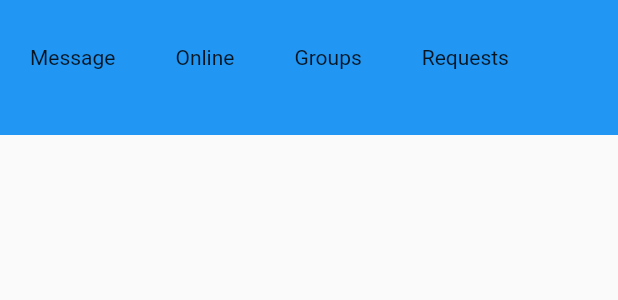
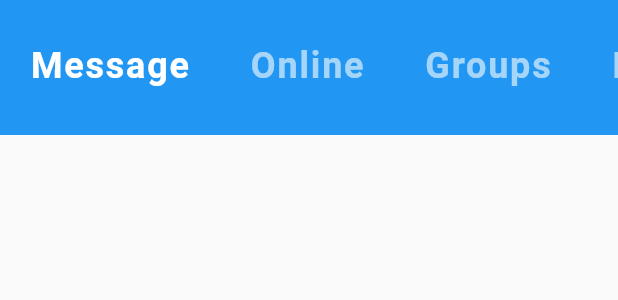
Before and after one commit to shrestha24/sign_in_page, a Flutter app: the CategorySelector widget shown alone on an empty page, opened directly, on a phone screen of 412 x 824 dp. Shown: the top 300 px of the screen. Run offline on Flutter 3.47's test engine with Material 2 defaults, Android fonts, the phone set to English and light mode, and no system bars; our stand-ins replace firebase_auth; missing offline and left inert: dart:html; accounts and stored records are empty.

```diff
--- a/lib/widgets/category_selector.dart
+++ b/lib/widgets/category_selector.dart
@@ -14,17 +14,31 @@ class _CategorySelectorState extends State<CategorySelector> {
   Widget build(BuildContext context) {
     return Container(
       height: 90.0,
-      color: Colors.blue,
+      color: Theme.of(context).primaryColor,
       child: ListView.builder(
         scrollDirection: Axis.horizontal,
           itemCount: categories.length,
           itemBuilder: (BuildContext context, int index) {
-            return Padding(
-              padding: EdgeInsets.symmetric(
-                horizontal: 20.0,
-                vertical: 30.0,
+            return GestureDetector(
+              onTap: () {
+                setState(() {
+                  selectedIndex = index;
+                });
+              },
+              child: Padding(
+                padding: EdgeInsets.symmetric(
+                  horizontal: 20.0,
+                  vertical: 30.0,
+                ),
+                child: Text(
+                  categories[index],
+                style: TextStyle(
+                  color: index == selectedIndex ? Colors.white : Colors.white60,
+                  fontSize: 24.0,
+                  fontWeight: FontWeight.bold,
+                  letterSpacing: 1.2,
+                ),),
               ),
-              child: Text(categories[index]),
             );
     },
       ),
```
Also changed, not shown: lib/screens/home_screen.dart (+13 -0 lines).
